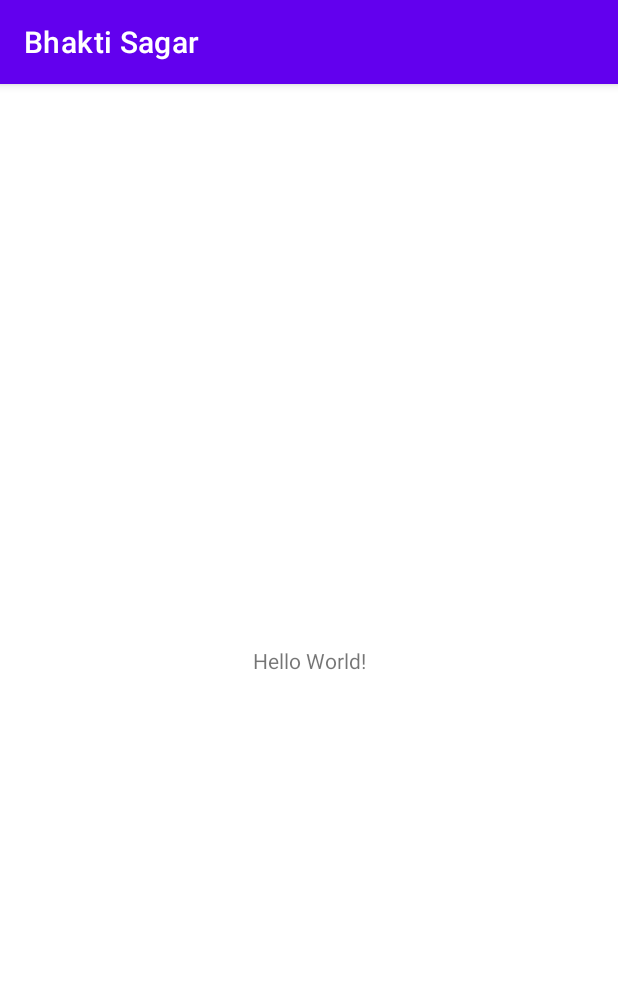
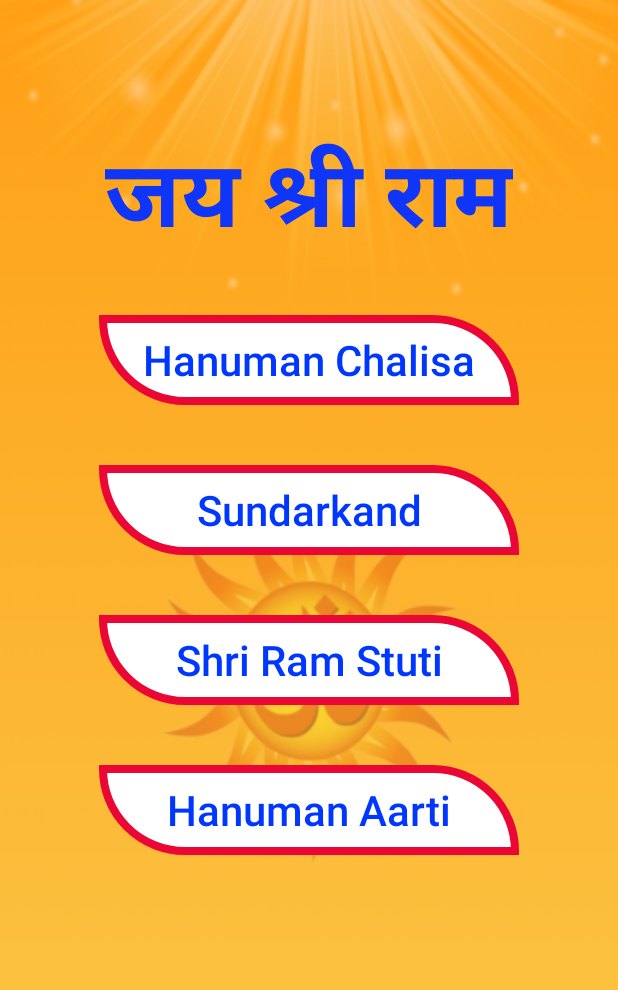
Before and after one commit to Shivam1919/Bhakti-sagar, an Android app: the screen it shows after launch (MainActivity), on a phone screen of 412 x 824 dp. Shown: the top 990 px of the screen. Run offline under Robolectric (Android 15) with nearby library versions, the light colour scheme and no system bars.

Commit message:
Changed the home screen layout

```diff
--- a/app/build.gradle
+++ b/app/build.gradle
@@ -4,12 +4,12 @@ plugins {
 
 android {
     namespace 'com.example.bhaktisagar'
-    compileSdk 32
+    compileSdk 34
 
     defaultConfig {
         applicationId "com.example.bhaktisagar"
         minSdk 27
-        targetSdk 32
+        targetSdk 34
         versionCode 1
         versionName "1.0"
 
--- /dev/null
+++ b/app/src/main/res/drawable/rectangle.xml
@@ -0,0 +1,11 @@
+<?xml version="1.0" encoding="utf-8"?>
+<shape xmlns:android="http://schemas.android.com/apk/res/android">
+
+    <solid android:color="#FFFFFF" />
+    <stroke
+        android:color="#EB0735"
+        android:width="5.5dp" />
+    <corners
+        android:bottomLeftRadius="150dp"
+        android:topRightRadius="150dp" />
+</shape>
--- a/app/src/main/res/layout/activity_main.xml
+++ b/app/src/main/res/layout/activity_main.xml
@@ -1,18 +1,69 @@
 <?xml version="1.0" encoding="utf-8"?>
-<androidx.constraintlayout.widget.ConstraintLayout xmlns:android="http://schemas.android.com/apk/res/android"
+<RelativeLayout xmlns:android="http://schemas.android.com/apk/res/android"
     xmlns:app="http://schemas.android.com/apk/res-auto"
     xmlns:tools="http://schemas.android.com/tools"
     android:layout_width="match_parent"
+    android:background="@drawable/bg"
     android:layout_height="match_parent"
     tools:context=".MainActivity">
 
     <TextView
         android:layout_width="wrap_content"
         android:layout_height="wrap_content"
-        android:text="Hello World!"
-        app:layout_constraintBottom_toBottomOf="parent"
-        app:layout_constraintEnd_toEndOf="parent"
-        app:layout_constraintStart_toStartOf="parent"
-        app:layout_constraintTop_toTopOf="parent" />
+        android:text="जय श्री राम"
+        android:textSize="62dp"
+        android:layout_centerHorizontal="true"
+        android:layout_marginTop="85dp"
+        android:textColor="#0E35F8"
+        android:textStyle="bold" />
 
-</androidx.constraintlayout.widget.ConstraintLayout>
+    <androidx.appcompat.widget.AppCompatButton
+        android:id="@+id/hanumanchalisa"
+        android:layout_width="280dp"
+        android:layout_height="60dp"
+        android:layout_centerHorizontal="true"
+        android:layout_marginTop="210dp"
+        android:background="@drawable/rectangle"
+        android:text="Hanuman Chalisa"
+        android:textAllCaps="false"
+        android:textSize="28dp"
+        android:textColor="#0037FF"/>
+    <androidx.appcompat.widget.AppCompatButton
+        android:background="@drawable/rectangle"
+        android:layout_marginTop="40dp"
+        android:id="@+id/sundarkand"
+        android:layout_centerHorizontal="true"
+        android:layout_below="@+id/hanumanchalisa"
+        android:layout_width="280dp"
+        android:layout_height="60dp"
+        android:text="Sundarkand"
+        android:textAllCaps="false"
+        android:textSize="28dp"
+        android:textColor="#0037FF"
+        />
+    <androidx.appcompat.widget.AppCompatButton
+        android:background="@drawable/rectangle"
+        android:layout_marginTop="40dp"
+        android:id="@+id/Ramstuti"
+        android:layout_centerHorizontal="true"
+        android:layout_below="@+id/sundarkand"
+        android:layout_width="280dp"
+        android:layout_height="60dp"
+        android:text="Shri Ram Stuti"
+        android:textSize="28dp"
+        android:textAllCaps="false"
+        android:textColor="#0037FF"/>
+    <androidx.appcompat.widget.AppCompatButton
+        android:layout_marginTop="40dp"
+        android:id="@+id/hanumanaarti"
+        android:background="@drawable/rectangle"
+        android:layout_centerHorizontal="true"
+        android:layout_below="@+id/Ramstuti"
+        android:layout_width="280dp"
+        android:layout_height="60dp"
+        android:text="Hanuman Aarti"
+        android:textSize="28dp"
+        android:textAllCaps="false"
+        android:textColor="#0037FF"/>
+
+</RelativeLayout>
--- a/app/src/main/res/values-night/themes.xml
+++ b/app/src/main/res/values-night/themes.xml
@@ -1,6 +1,6 @@
 <resources xmlns:tools="http://schemas.android.com/tools">
     <!-- Base application theme. -->
-    <style name="Theme.BhaktiSagar" parent="Theme.MaterialComponents.DayNight.DarkActionBar">
+    <style name="Theme.BhaktiSagar" parent="Theme.MaterialComponents.NoActionBar">
         <!-- Primary brand color. -->
         <item name="colorPrimary">@color/purple_200</item>
         <item name="colorPrimaryVariant">@color/purple_700</item>
--- a/app/src/main/res/values/themes.xml
+++ b/app/src/main/res/values/themes.xml
@@ -1,9 +1,9 @@
 <resources xmlns:tools="http://schemas.android.com/tools">
     <!-- Base application theme. -->
-    <style name="Theme.BhaktiSagar" parent="Theme.MaterialComponents.DayNight.DarkActionBar">
+    <style name="Theme.BhaktiSagar" parent="Theme.MaterialComponents.NoActionBar">
         <!-- Primary brand color. -->
-        <item name="colorPrimary">@color/purple_500</item>
-        <item name="colorPrimaryVariant">@color/purple_700</item>
+        <item name="colorPrimary">#B09FC8</item>
+        <item name="colorPrimaryVariant">#A692D5</item>
         <item name="colorOnPrimary">@color/white</item>
         <!-- Secondary brand color. -->
         <item name="colorSecondary">@color/teal_200</item>
```
Also changed, not shown: app/src/main/res/drawable/bg.png (added), app/src/main/res/drawable/main_bg.jpg (added).
